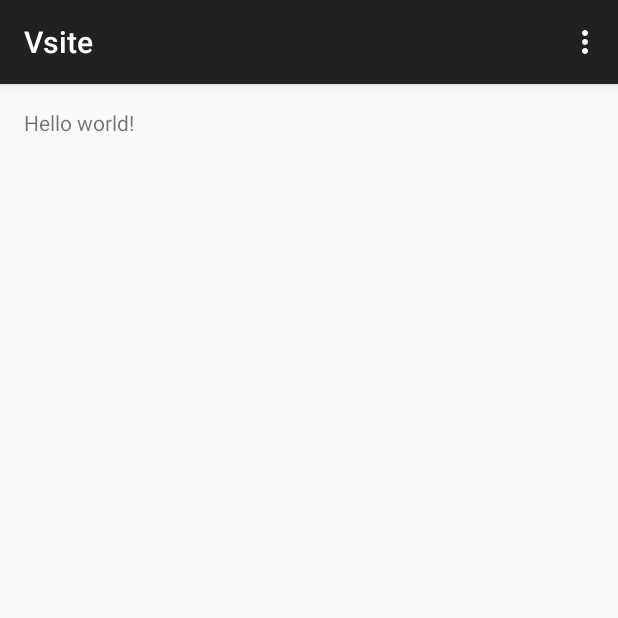
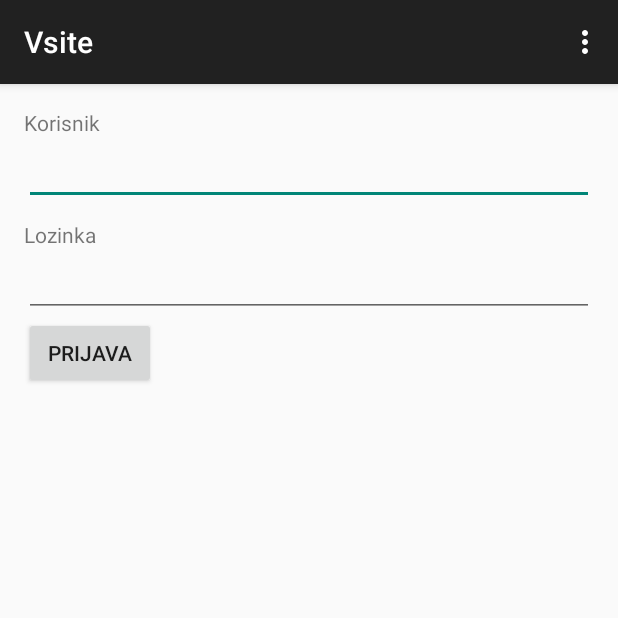
Before and after one commit to Bikonja/scad-for-android, an Android app: the screen it shows after launch (MainActivity), on a phone screen of 412 x 824 dp, the top half of it. Run offline under Robolectric (Android 15) with nearby library versions, the phone set to English and light mode, and no system bars.

Commit message:
Added initial dummy login fragment

```diff
--- a/Vsite/app/build.gradle
+++ b/Vsite/app/build.gradle
@@ -22,4 +22,5 @@ android {
 dependencies {
     compile fileTree(dir: 'libs', include: ['*.jar'])
     compile 'com.android.support:appcompat-v7:21.0.3'
+    compile 'com.android.support:support-v4:21.0.3'
 }
--- /dev/null
+++ b/Vsite/app/src/main/java/com/igorloborec/vsite/LoginFragment.java
@@ -0,0 +1,109 @@
+package com.igorloborec.vsite;
+
+import android.app.Activity;
+import android.net.Uri;
+import android.os.Bundle;
+import android.support.v4.app.Fragment;
+import android.view.LayoutInflater;
+import android.view.View;
+import android.view.ViewGroup;
+
+
+/**
+ * A simple {@link Fragment} subclass.
+ * Activities that contain this fragment must implement the
+ * {@link LoginFragment.OnFragmentInteractionListener} interface
+ * to handle interaction events.
+ * Use the {@link LoginFragment#newInstance} factory method to
+ * create an instance of this fragment.
+ */
+public class LoginFragment extends Fragment {
+    // TODO: Rename parameter arguments, choose names that match
+    // the fragment initialization parameters, e.g. ARG_ITEM_NUMBER
+    private static final String ARG_PARAM1 = "param1";
+    private static final String ARG_PARAM2 = "param2";
+
+    // TODO: Rename and change types of parameters
+    private String mParam1;
+    private String mParam2;
+
+    private OnFragmentInteractionListener mListener;
+
+    /**
+     * Use this factory method to create a new instance of
+     * this fragment using the provided parameters.
+     *
+     * @param param1 Parameter 1.
+     * @param param2 Parameter 2.
+     * @return A new instance of fragment LoginFragment.
+     */
+    // TODO: Rename and change types and number of parameters
+    public static LoginFragment newInstance(String param1, String param2) {
+        LoginFragment fragment = new LoginFragment();
+        Bundle args = new Bundle();
+        args.putString(ARG_PARAM1, param1);
+        args.putString(ARG_PARAM2, param2);
+        fragment.setArguments(args);
+        return fragment;
+    }
+
+    public LoginFragment() {
+        // Required empty public constructor
+    }
+
+    @Override
+    public void onCreate(Bundle savedInstanceState) {
+        super.onCreate(savedInstanceState);
+        if (getArguments() != null) {
+            mParam1 = getArguments().getString(ARG_PARAM1);
+            mParam2 = getArguments().getString(ARG_PARAM2);
+        }
+    }
+
+    @Override
+    public View onCreateView(LayoutInflater inflater, ViewGroup container,
+                             Bundle savedInstanceState) {
+        // Inflate the layout for this fragment
+        return inflater.inflate(R.layout.fragment_login, container, false);
+    }
+
+    // TODO: Rename method, update argument and hook method into UI event
+    public void onButtonPressed(Uri uri) {
+        if (mListener != null) {
+            mListener.onFragmentInteraction(uri);
+        }
+    }
+
+    @Override
+    public void onAttach(Activity activity) {
+        super.onAttach(activity);
+        try {
+            mListener = (OnFragmentInteractionListener) activity;
+        } catch (ClassCastException e) {
+            throw new ClassCastException(activity.toString()
+                    + " must implement OnFragmentInteractionListener");
+        }
+    }
+
+    @Override
+    public void onDetach() {
+        super.onDetach();
+        mListener = null;
+    }
+
+    /**
+     * This interface must be implemented by activities that contain this
+     * fragment to allow an interaction in this fragment to be communicated
+     * to the activity and potentially other fragments contained in that
+     * activity.
+     * <p/>
+     * See the Android Training lesson <a href=
+     * "http://developer.android.com/training/basics/fragments/communicating.html"
+     * >Communicating with Other Fragments</a> for more information.
+     */
+    public interface OnFragmentInteractionListener {
+        // TODO: Update argument type and name
+        public void onFragmentInteraction(Uri uri);
+    }
+
+}
--- a/Vsite/app/src/main/java/com/igorloborec/vsite/MainActivity.java
+++ b/Vsite/app/src/main/java/com/igorloborec/vsite/MainActivity.java
@@ -1,18 +1,18 @@
 package com.igorloborec.vsite;
 
+import android.net.Uri;
+import android.support.v4.app.Fragment;
+import android.support.v4.app.FragmentTransaction;
 import android.support.v7.app.ActionBarActivity;
-import android.support.v7.app.ActionBar;
-import android.support.v4.app.Fragment;
 import android.os.Bundle;
 import android.view.LayoutInflater;
 import android.view.Menu;
 import android.view.MenuItem;
 import android.view.View;
 import android.view.ViewGroup;
-import android.os.Build;
 
 
-public class MainActivity extends ActionBarActivity {
+public class MainActivity extends ActionBarActivity implements LoginFragment.OnFragmentInteractionListener {
 
     @Override
     protected void onCreate(Bundle savedInstanceState) {
@@ -20,8 +20,17 @@ public class MainActivity extends ActionBarActivity {
         setContentView(R.layout.activity_main);
         if (savedInstanceState == null) {
             getSupportFragmentManager().beginTransaction()
-                    .add(R.id.container, new PlaceholderFragment())
+                .add(R.id.container, new PlaceholderFragment())
+                .commit();
+
+            // TODO: Add actual check if user is logged in (try to log him in beforehand if credentials are saved)
+            boolean isLoggedIn = true;
+
+            if (isLoggedIn) {
+                getSupportFragmentManager().beginTransaction()
+                    .replace(R.id.container, new LoginFragment())
                     .commit();
+            }
         }
     }
 
@@ -48,6 +57,11 @@ public class MainActivity extends ActionBarActivity {
         return super.onOptionsItemSelected(item);
     }
 
+    @Override
+    public void onFragmentInteraction(Uri uri) {
+
+    }
+
     /**
      * A placeholder fragment containing a simple view.
      */
--- /dev/null
+++ b/Vsite/app/src/main/res/layout/fragment_login.xml
@@ -0,0 +1,35 @@
+<FrameLayout xmlns:android="http://schemas.android.com/apk/res/android"
+    xmlns:tools="http://schemas.android.com/tools" android:layout_width="match_parent"
+    android:layout_height="match_parent" tools:context="com.igorloborec.vsite.LoginFragment"
+    android:padding="16dp">
+
+    <LinearLayout
+        android:layout_width="match_parent"
+        android:layout_height="match_parent"
+        android:orientation="vertical">
+
+        <TextView android:layout_width="wrap_content" android:layout_height="wrap_content"
+            android:text="@string/username" />
+
+        <EditText
+            android:id="@+id/username_field"
+            android:layout_width="match_parent"
+            android:layout_height="wrap_content" />
+
+        <TextView android:layout_width="wrap_content" android:layout_height="wrap_content"
+            android:layout_marginTop="10dp"
+            android:text="@string/password" />
+
+        <EditText
+            android:id="@+id/password_field"
+            android:layout_width="match_parent"
+            android:layout_height="wrap_content"
+            android:inputType="textPassword" />
+
+        <Button
+            android:id="@+id/login_button"
+            android:layout_width="wrap_content"
+            android:layout_height="wrap_content"
+            android:text="@string/login"/>
+    </LinearLayout>
+</FrameLayout>
--- a/Vsite/app/src/main/res/layout/fragment_main.xml
+++ b/Vsite/app/src/main/res/layout/fragment_main.xml
@@ -6,7 +6,7 @@
     android:paddingBottom="@dimen/activity_vertical_margin"
     tools:context=".MainActivity$PlaceholderFragment">
 
-    <TextView android:text="@string/hello_world" android:layout_width="wrap_content"
+    <TextView android:text="@string/PreparingApp" android:layout_width="wrap_content"
         android:layout_height="wrap_content" />
 
 </RelativeLayout>
--- a/Vsite/app/src/main/res/values/strings.xml
+++ b/Vsite/app/src/main/res/values/strings.xml
@@ -2,7 +2,10 @@
 <resources>
 
     <string name="app_name">Vsite</string>
-    <string name="hello_world">Hello world!</string>
-    <string name="action_settings">Settings</string>
+    <string name="PreparingApp">Preparing the awesomeness…</string>
+    <string name="action_settings">Postavke</string>
+    <string name="username">Korisnik</string>
+    <string name="password">Lozinka</string>
+    <string name="login">Prijava</string>
 
 </resources>
```
